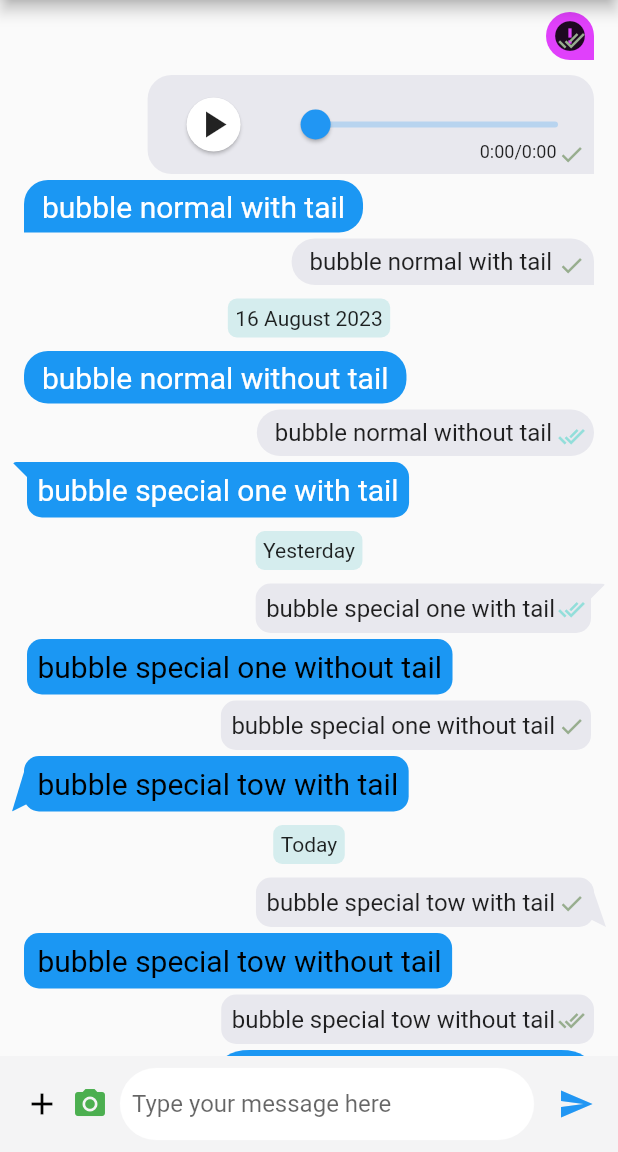
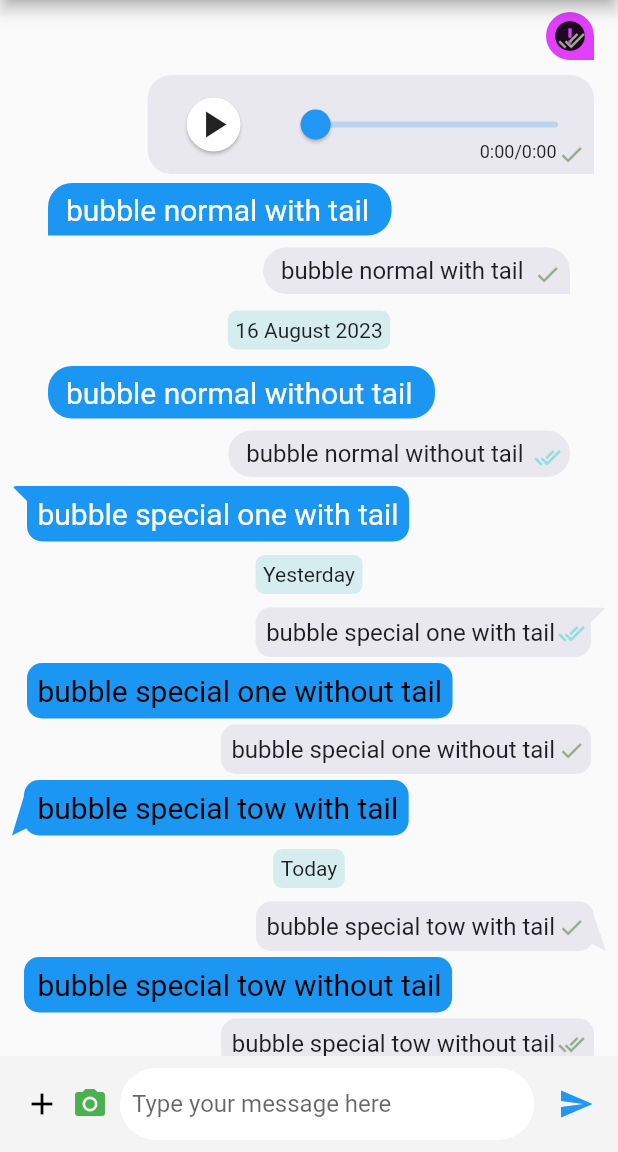
Before and after one commit to prahack/chat_bubbles, a Flutter app: the screen it shows after launch, on a phone screen of 412 x 824 dp, the part 84-1236 px from its top. Run offline on Flutter 3.47's test engine with Material 2 defaults, Android fonts, the phone set to English and light mode, and no system bars; drawn by our look-alikes of cached_network_image; our stand-ins replace audioplayers; network calls fail.

Commit message:
Updates to files BubbleNormal Widget- * Added optional [leading] widget for _non senders_ * Added optional [trailing] widget for _sender_ * Added [margin] and [padding] properties * Added tap callbacks such as [onTap], [onDoubleTap] and [onLongPress]. * Changes the texts to selectable texts
BubbleNormalImage Widget-
* Added optional [leading] widget for _non senders_
* Added optional [trailing] widget for _sender_
* Added [margin] and [padding] properties
* Added tap callbacks such as [onTap] and [onLongPress].

Updated the ChangeLog
Updated the documentation within code to be easier to read
Updated the env to allow support for latest sdk
Updated flutter version to 1.6.0
Run dart format to ensure proper file formats

```diff
--- a/lib/bubbles/bubble_normal.dart
+++ b/lib/bubbles/bubble_normal.dart
@@ -2,16 +2,34 @@ import 'package:flutter/material.dart';
 
 const double BUBBLE_RADIUS = 16;
 
-///basic chat bubble type
+/// Basic chat bubble
 ///
-///chat bubble [BorderRadius] can be customized using [bubbleRadius]
-///chat bubble color can be customized using [color]
-///chat bubble tail can be customized  using [tail]
-///chat bubble display message can be changed using [text]
-///[text] is the only required parameter
-///message sender can be changed using [isSender]
-///[sent],[delivered] and [seen] can be used to display the message state
-///chat bubble [TextStyle] can be customized using [textStyle]
+/// The [BorderRadius] can be customized using [bubbleRadius]
+///
+/// [margin] and [padding] can be used to add space around or within
+/// the bubble respectively
+///
+/// Color can be customized using [color]
+///
+/// [tail] boolean is used to add or remove a tail accoring to the sender type
+///
+/// Display message can be changed using [text]
+///
+/// [text] is the only required parameter
+///
+/// Message sender can be changed using [isSender]
+///
+/// [sent], [delivered] and [seen] can be used to display the message state
+///
+/// The [TextStyle] can be customized using [textStyle]
+///
+/// [leading] is the widget that's infront of the bubble when [isSender]
+/// is false.
+///
+/// [trailing] is the widget that's at the end of the bubble when [isSender]
+/// is true.
+///
+/// [onTap], [onDoubleTap], [onLongPress] are callbacks used to register tap gestures
 
 class BubbleNormal extends StatelessWidget {
   final double bubbleRadius;
@@ -24,11 +42,20 @@ class BubbleNormal extends StatelessWidget {
   final bool seen;
   final TextStyle textStyle;
   final BoxConstraints? constraints;
+  final Widget? leading;
+  final Widget? trailing;
+  final EdgeInsets margin;
+  final EdgeInsets padding;
+  final VoidCallback? onTap;
+  final VoidCallback? onDoubleTap;
+  final VoidCallback? onLongPress;
 
   BubbleNormal({
     Key? key,
     required this.text,
     this.constraints,
+    this.margin = EdgeInsets.zero,
+    this.padding = const EdgeInsets.symmetric(horizontal: 16, vertical: 2),
     this.bubbleRadius = BUBBLE_RADIUS,
     this.isSender = true,
     this.color = Colors.white70,
@@ -36,6 +63,11 @@ class BubbleNormal extends StatelessWidget {
     this.sent = false,
     this.delivered = false,
     this.seen = false,
+    this.onTap,
+    this.onDoubleTap,
+    this.onLongPress,
+    this.leading,
+    this.trailing,
     this.textStyle = const TextStyle(
       color: Colors.black87,
       fontSize: 16,
@@ -80,13 +112,19 @@ class BubbleNormal extends StatelessWidget {
                   width: 5,
                 ),
               )
-            : Container(),
+            : leading ?? Container(),
         Container(
           color: Colors.transparent,
           constraints: constraints ??
               BoxConstraints(maxWidth: MediaQuery.of(context).size.width * .8),
+          margin: margin,
+          padding: padding,
+          child: GestureDetector(
+            onTap: onTap,
+            onDoubleTap: onDoubleTap,
+            onLongPress: onLongPress,
             child: Padding(
-            padding: const EdgeInsets.symmetric(horizontal: 16, vertical: 2),
+              padding: padding,
               child: Container(
                 decoration: BoxDecoration(
                   color: color,
@@ -111,7 +149,7 @@ class BubbleNormal extends StatelessWidget {
                       padding: stateTick
                           ? EdgeInsets.fromLTRB(12, 6, 28, 6)
                           : EdgeInsets.symmetric(vertical: 6, horizontal: 12),
-                    child: Text(
+                      child: SelectableText(
                         text,
                         style: textStyle,
                         textAlign: TextAlign.left,
@@ -131,6 +169,8 @@ class BubbleNormal extends StatelessWidget {
               ),
             ),
           ),
+        ),
+        if (isSender && trailing != null) SizedBox.shrink(),
       ],
     );
   }
--- a/lib/bubbles/bubble_normal_image.dart
+++ b/lib/bubbles/bubble_normal_image.dart
@@ -2,20 +2,37 @@ import 'package:flutter/material.dart';
 
 const double BUBBLE_RADIUS_IMAGE = 16;
 
-///basic image bubble type
+/// Basic image bubble
 ///
+/// Image bubble should have [id] to work with Hero animations
+/// [id] must be a unique value and is also required
 ///
-/// image bubble should have [id] to work with Hero animations
-/// [id] must be a unique value
-///chat bubble [BorderRadius] can be customized using [bubbleRadius]
-///chat bubble color can be customized using [color]
-///chat bubble tail can be customized  using [tail]
-///chat bubble display image can be changed using [image]
-///[image] is a required parameter
-///[id] must be an unique value for each other
-///[id] is also a required parameter
-///message sender can be changed using [isSender]
-///[sent],[delivered] and [seen] can be used to display the message state
+/// The [BorderRadius] can be customized using [bubbleRadius]
+///
+/// [margin] and [padding] can be used to add space around or within
+/// the bubble respectively
+///
+/// Color can be customized using [color]
+///
+/// [tail] boolean is used to add or remove a tail accoring to the sender type
+///
+/// Display image can be changed using [image]
+///
+/// [image] is a required parameter
+///
+/// Message sender can be changed using [isSender]
+///
+/// [sent], [delivered] and [seen] can be used to display the message state
+///
+/// The [TextStyle] can be customized using [textStyle]
+///
+/// [leading] is the widget that's infront of the bubble when [isSender]
+/// is false.
+///
+/// [trailing] is the widget that's at the end of the bubble when [isSender]
+/// is true.
+///
+/// [onTap], [onLongPress] are callbacks used to register tap gestures
 
 class BubbleNormalImage extends StatelessWidget {
   static const loadingWidget = Center(
@@ -31,13 +48,22 @@ class BubbleNormalImage extends StatelessWidget {
   final bool sent;
   final bool delivered;
   final bool seen;
-  final void Function()? onTap;
+  final VoidCallback? onTap;
+  final VoidCallback? onLongPress;
+  final Widget? leading;
+  final Widget? trailing;
+  final EdgeInsets? margin;
+  final EdgeInsets? padding;
 
   const BubbleNormalImage({
     Key? key,
     required this.id,
     required this.image,
     this.bubbleRadius = BUBBLE_RADIUS_IMAGE,
+    this.margin = EdgeInsets.zero,
+    this.padding = const EdgeInsets.fromLTRB(16, 8, 16, 8),
+    this.leading,
+    this.trailing,
     this.isSender = true,
     this.color = Colors.white70,
     this.tail = true,
@@ -45,6 +71,7 @@ class BubbleNormalImage extends StatelessWidget {
     this.delivered = false,
     this.seen = false,
     this.onTap,
+    this.onLongPress,
   }) : super(key: key);
 
   /// image bubble builder method
@@ -85,13 +112,14 @@ class BubbleNormalImage extends StatelessWidget {
                   width: 5,
                 ),
               )
-            : Container(),
-        Padding(
-          padding: const EdgeInsets.fromLTRB(16, 8, 16, 8),
-          child: Container(
+            : leading ?? Container(),
+        Container(
+          padding: padding,
+          margin: margin,
           constraints: BoxConstraints(
             maxWidth: MediaQuery.of(context).size.width * .5,
-                maxHeight: MediaQuery.of(context).size.width * .5),
+            maxHeight: MediaQuery.of(context).size.width * .5,
+          ),
           child: GestureDetector(
               child: Hero(
                 tag: id,
@@ -135,6 +163,7 @@ class BubbleNormalImage extends StatelessWidget {
                   ],
                 ),
               ),
+              onLongPress: onLongPress,
               onTap: onTap ??
                   () {
                     Navigator.push(context, MaterialPageRoute(builder: (_) {
@@ -145,7 +174,7 @@ class BubbleNormalImage extends StatelessWidget {
                     }));
                   }),
         ),
-        )
+        if (isSender && trailing != null) SizedBox.shrink(),
       ],
     );
   }
--- a/pubspec.yaml
+++ b/pubspec.yaml
@@ -1,11 +1,11 @@
 name: chat_bubbles
 description: Flutter chat bubble widgets, similar to Whatsapp and more shapes. Easy to use and implement
   chat bubbles.
-version: 1.5.0
+version: 1.6.0
 homepage: https://github.com/prahack/chat_bubbles
 
 environment:
-  sdk: ">=2.12.0 <3.0.0"
+  sdk: ">=2.12.0 <4.0.0"
 
 dependencies:
   flutter:
```
Also changed, not shown: example/pubspec.lock, 1 other file. Lines whose indentation alone changed are shown as unchanged.
